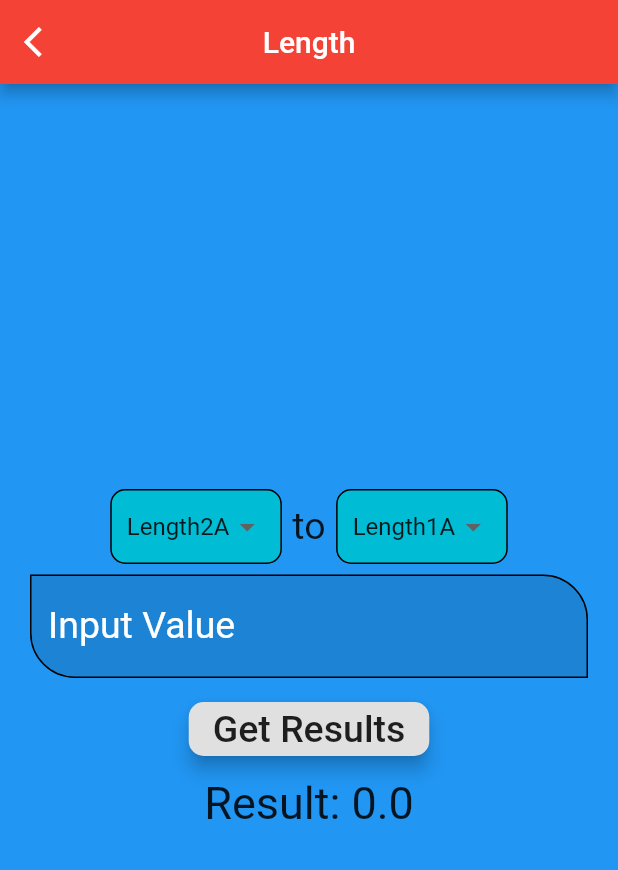
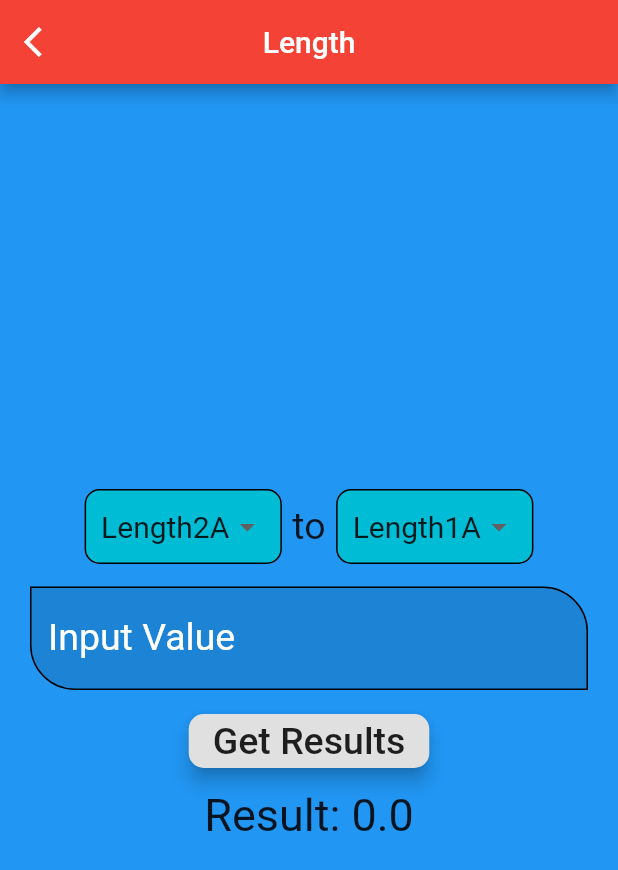
Before and after one commit to hemangdtu/ieee_microhacks, a Flutter app: the screen it shows after launch, after a tap on "Length", on a phone screen of 412 x 824 dp. Shown: the top 870 px of the screen. Run offline on Flutter 3.47's test engine with Material 2 defaults, Android fonts, the phone set to English and light mode, and no system bars.

Commit message:
Minor changes

```diff
--- a/lib/conversion.dart
+++ b/lib/conversion.dart
@@ -12,7 +12,6 @@ class ConversionClass extends StatefulWidget {
 class _ConversionClassState extends State<ConversionClass> {
   TextEditingController _iptText = TextEditingController();
   double res = 0;
-  int _value2 = 1;
 
   List<DropdownMenuItem<ListItem>> _dropdownMenuItems;
   ListItem _selectedItem;
@@ -38,7 +37,10 @@ class _ConversionClassState extends State<ConversionClass> {
     for (ListItem listItem in listItems) {
       items.add(
         DropdownMenuItem(
-          child: Text(listItem.name),
+          child: Text(
+            listItem.name,
+            style: TextStyle(fontSize: 20.0),
+          ),
           value: listItem,
         ),
       );
@@ -63,6 +65,7 @@ class _ConversionClassState extends State<ConversionClass> {
   Widget build(BuildContext context) {
     return Container(
       child: MaterialApp(
+        debugShowCheckedModeBanner: false,
         home: SafeArea(
           child: Scaffold(
             appBar: AppBar(
@@ -78,7 +81,9 @@ class _ConversionClassState extends State<ConversionClass> {
               child: Column(
                 mainAxisAlignment: MainAxisAlignment.center,
                 children: [
-                  Row(
+                  Padding(
+                    padding: const EdgeInsets.all(8.0),
+                    child: Row(
                       mainAxisAlignment: MainAxisAlignment.center,
                       children: [
                         Padding(
@@ -128,6 +133,7 @@ class _ConversionClassState extends State<ConversionClass> {
                           ),
                         )
                       ],
+                    ),
                   ),
                   Padding(
                     padding: const EdgeInsets.only(
```
Lines whose indentation alone changed are shown as unchanged.
